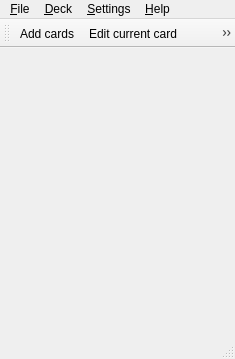
Above: mnemosyne/mnemosyne/pyqt_ui/main_window.ui from vasvlad/pomni before the change. Below: the same form after it.
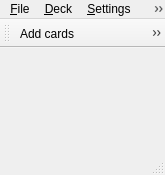
That is the form after the change. Icons and pictures are not drawn.

The edit to the form file:
```diff
--- a/mnemosyne/mnemosyne/pyqt_ui/main_window.ui
+++ b/mnemosyne/mnemosyne/pyqt_ui/main_window.ui
@@ -5,8 +5,8 @@
    <rect>
     <x>0</x>
     <y>0</y>
-    <width>235</width>
-    <height>359</height>
+    <width>165</width>
+    <height>175</height>
    </rect>
   </property>
   <property name="sizePolicy" >
@@ -28,7 +28,7 @@
     <rect>
      <x>0</x>
      <y>0</y>
-     <width>235</width>
+     <width>165</width>
      <height>25</height>
     </rect>
    </property>
```
Left out of the diff: 16 changed lines with no effect on the pictures.
